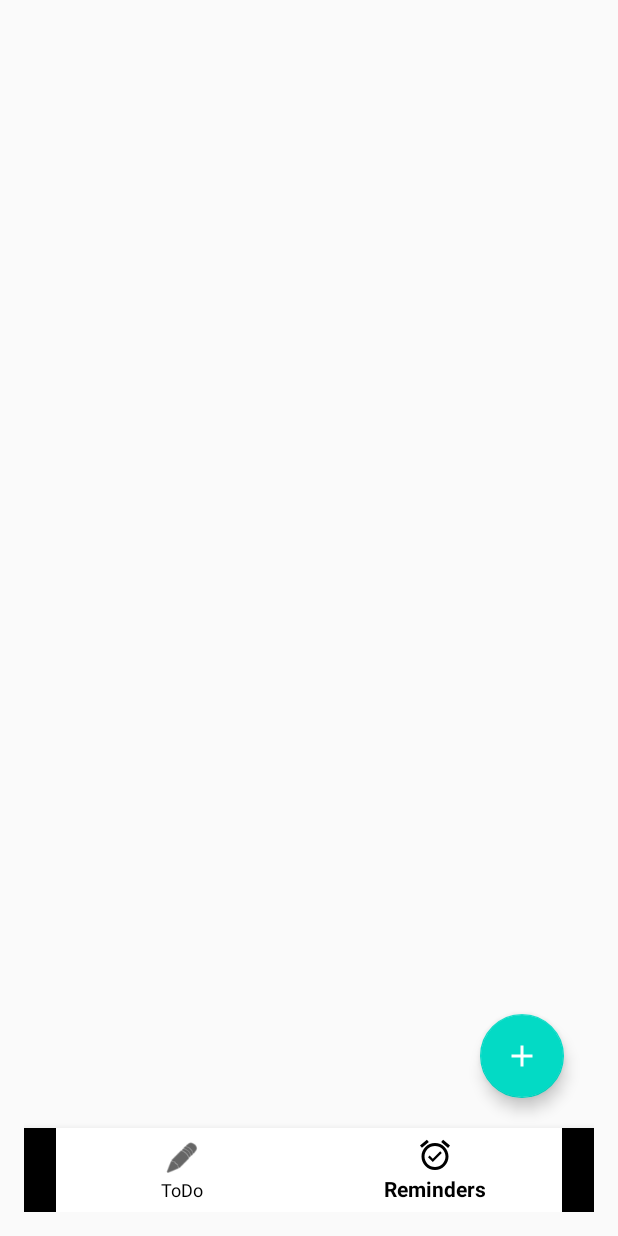
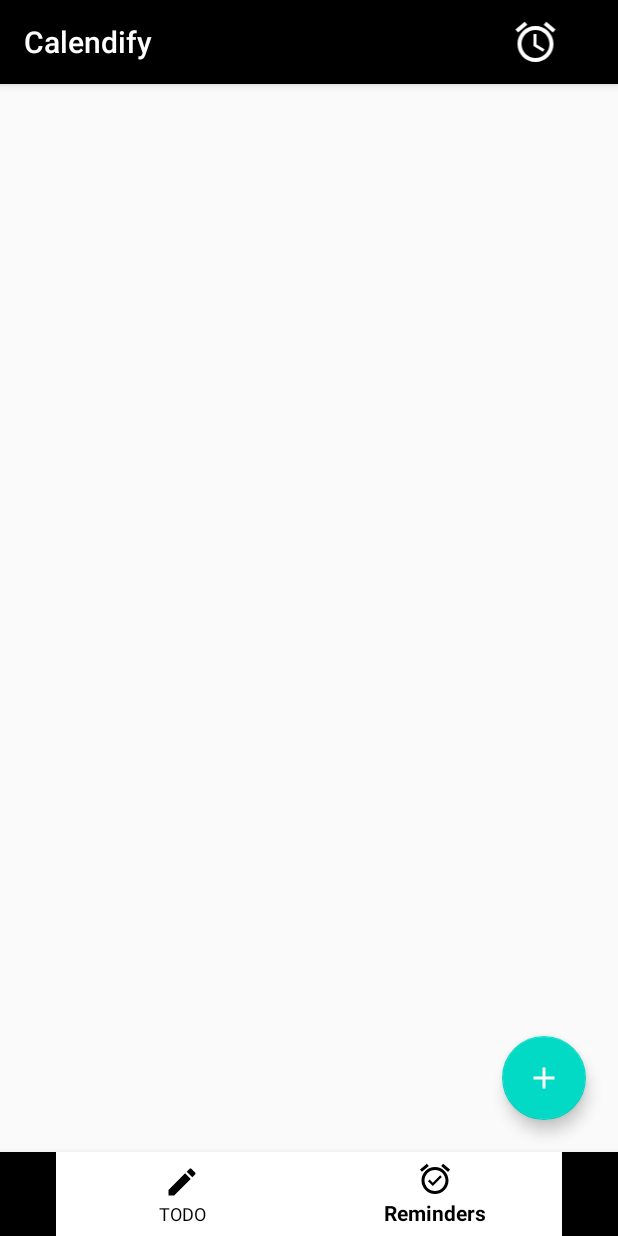
Before and after one commit to Codepath-G27/Task-Train, an Android app: the screen it shows after launch (MainActivity), item 2 of the bottom bar chosen, on a phone screen of 412 x 824 dp. Run offline under Robolectric (Android 15) with nearby library versions, the phone set to English and light mode, and no system bars; our stand-ins replace Room's generated code.

Commit message:
Fixed the Issues

```diff
--- a/app/src/main/java/com/eliasfang/calendify/ReminderFragment.java
+++ b/app/src/main/java/com/eliasfang/calendify/ReminderFragment.java
@@ -14,6 +14,7 @@ import androidx.recyclerview.widget.ItemTouchHelper;
 import androidx.recyclerview.widget.RecyclerView;
 
 import com.eliasfang.calendify.Adapter.EventAdapter;
+import com.eliasfang.calendify.alarmSetup.CreateReminderActivity;
 import com.eliasfang.calendify.Database.DatabaseClass;
 import com.eliasfang.calendify.Database.EntityClass;
 import com.google.android.material.floatingactionbutton.FloatingActionButton;
--- a/app/src/main/java/com/eliasfang/calendify/Alarm.java
+++ b/app/src/main/java/com/eliasfang/calendify/alarmSetup/Alarm.java
@@ -1,4 +1,4 @@
-package com.eliasfang.calendify;
+package com.eliasfang.calendify.alarmSetup;
 
 import android.app.Notification;
 import android.app.NotificationChannel;
@@ -12,6 +12,8 @@ import android.os.Bundle;
 import android.widget.RemoteViews;
 
 import androidx.core.app.NotificationCompat;
+
+import com.eliasfang.calendify.R;
 
 public class Alarm extends BroadcastReceiver {
     @Override
--- a/app/src/main/java/com/eliasfang/calendify/CreateReminderActivity.java
+++ b/app/src/main/java/com/eliasfang/calendify/alarmSetup/CreateReminderActivity.java
@@ -1,4 +1,4 @@
-package com.eliasfang.calendify;
+package com.eliasfang.calendify.alarmSetup;
 
 import android.app.AlarmManager;
 import android.app.DatePickerDialog;
@@ -21,6 +21,7 @@ import androidx.appcompat.app.AppCompatActivity;
 
 import com.eliasfang.calendify.Database.DatabaseClass;
 import com.eliasfang.calendify.Database.EntityClass;
+import com.eliasfang.calendify.R;
 
 import java.text.DateFormat;
 import java.text.ParseException;
--- a/app/src/main/java/com/eliasfang/calendify/ItemAdapter.java
+++ b/app/src/main/java/com/eliasfang/calendify/alarmSetup/ItemAdapter.java
@@ -1,4 +1,4 @@
-package com.eliasfang.calendify;
+package com.eliasfang.calendify.alarmSetup;
 
 import android.view.LayoutInflater;
 import android.view.View;
--- a/app/src/main/java/com/eliasfang/calendify/NotificationMessage.java
+++ b/app/src/main/java/com/eliasfang/calendify/alarmSetup/NotificationMessage.java
@@ -1,9 +1,11 @@
-package com.eliasfang.calendify;
+package com.eliasfang.calendify.alarmSetup;
 
 import android.os.Bundle;
 import android.widget.TextView;
 
 import androidx.appcompat.app.AppCompatActivity;
+
+import com.eliasfang.calendify.R;
 
 public class NotificationMessage extends AppCompatActivity {
     TextView textView;
--- a/app/src/main/java/com/eliasfang/calendify/Reciever.java
+++ b/app/src/main/java/com/eliasfang/calendify/alarmSetup/Reciever.java
@@ -1,8 +1,10 @@
-package com.eliasfang.calendify;
+package com.eliasfang.calendify.alarmSetup;
 
 import android.content.BroadcastReceiver;
 import android.content.Context;
 import android.content.Intent;
+
+import com.eliasfang.calendify.MainActivity;
 
 public class Reciever extends BroadcastReceiver {
     @Override
--- /dev/null
+++ b/app/src/main/res/drawable/ic_baseline_edit_24.xml
@@ -0,0 +1,10 @@
+<vector xmlns:android="http://schemas.android.com/apk/res/android"
+    android:width="24dp"
+    android:height="24dp"
+    android:viewportWidth="24"
+    android:viewportHeight="24"
+    android:tint="?attr/colorControlNormal">
+  <path
+      android:fillColor="@android:color/white"
+      android:pathData="M3,17.25V21h3.75L17.81,9.94l-3.75,-3.75L3,17.25zM20.71,7.04c0.39,-0.39 0.39,-1.02 0,-1.41l-2.34,-2.34c-0.39,-0.39 -1.02,-0.39 -1.41,0l-1.83,1.83 3.75,3.75 1.83,-1.83z"/>
+</vector>
--- a/app/src/main/res/layout/activity_create_reminder.xml
+++ b/app/src/main/res/layout/activity_create_reminder.xml
@@ -4,7 +4,7 @@
     android:layout_width="match_parent"
     android:layout_height="match_parent"
     android:orientation="vertical"
-    tools:context=".CreateReminderActivity">
+    tools:context=".alarmSetup.CreateReminderActivity">
 
 
     <RelativeLayout
--- a/app/src/main/res/layout/activity_main.xml
+++ b/app/src/main/res/layout/activity_main.xml
@@ -4,7 +4,7 @@
     xmlns:app="http://schemas.android.com/apk/res-auto"
     xmlns:tools="http://schemas.android.com/tools"
     android:orientation="vertical"
-    android:layout_margin="16dp"
+    android:layout_margin="0dp"
     android:layout_width="match_parent"
     android:layout_height="match_parent"
     tools:context=".MainActivity">
--- a/app/src/main/res/layout/activity_notification_message.xml
+++ b/app/src/main/res/layout/activity_notification_message.xml
@@ -4,7 +4,7 @@
     android:layout_width="match_parent"
     android:layout_height="match_parent"
     android:orientation="vertical"
-    tools:context=".NotificationMessage">
+    tools:context=".alarmSetup.NotificationMessage">
 
 
     <TextView
--- a/app/src/main/res/layout/fragment_reminder.xml
+++ b/app/src/main/res/layout/fragment_reminder.xml
@@ -1,5 +1,5 @@
 <?xml version="1.0" encoding="utf-8"?>
-<RelativeLayout xmlns:android="http://schemas.android.com/apk/res/android"
+<LinearLayout xmlns:android="http://schemas.android.com/apk/res/android"
     xmlns:tools="http://schemas.android.com/tools"
     android:layout_width="match_parent"
     android:layout_height="match_parent"
@@ -7,28 +7,74 @@
     xmlns:app="http://schemas.android.com/apk/res-auto"
     tools:context=".MainActivity">
 
-    <androidx.recyclerview.widget.RecyclerView
-        android:id="@+id/reminder_recyclerview"
+    <com.google.android.material.appbar.AppBarLayout
         android:layout_width="match_parent"
-        android:layout_height="555dp"
-        android:layout_above="@+id/btn_createEvent"
-        android:layout_alignParentTop="true"
-        android:layout_marginTop="10dp"
-        android:layout_marginBottom="10dp"
-        app:reverseLayout="true"
-        app:layoutManager="androidx.recyclerview.widget.LinearLayoutManager" />
+        android:layout_height="wrap_content"
+        android:id="@+id/layout"
+        >
 
-    <com.google.android.material.floatingactionbutton.FloatingActionButton
-        android:id="@+id/btn_createEvent"
-        android:layout_width="wrap_content"
-        android:layout_height="wrap_content"
-        android:layout_alignParentEnd="true"
-        android:layout_alignParentBottom="true"
-        android:layout_gravity="end|bottom"
-        android:layout_marginEnd="20dp"
-        android:layout_marginBottom="20dp"
-        app:backgroundTint="@color/colorAccent"
-        app:srcCompat="@drawable/ic_add"
-        app:tint="@color/white" />
+        <androidx.constraintlayout.widget.ConstraintLayout
+            android:layout_width="match_parent"
+            android:layout_height="match_parent">
 
-</RelativeLayout>
+            <androidx.appcompat.widget.Toolbar
+                android:id="@+id/my_toolbar2"
+                android:layout_width="match_parent"
+                android:layout_height="wrap_content"
+                android:background="@color/black"
+                app:layout_constraintBottom_toBottomOf="parent"
+                app:layout_constraintEnd_toEndOf="parent"
+                app:layout_constraintHorizontal_bias="0.0"
+                app:layout_constraintStart_toStartOf="parent"
+                app:layout_constraintTop_toTopOf="parent"
+                app:title="Calendify"
+                app:titleTextColor="@color/white" />
+
+            <ImageView
+                android:id="@+id/imageView4"
+                android:layout_width="110dp"
+                android:layout_height="32dp"
+                app:layout_constraintBottom_toBottomOf="parent"
+                app:layout_constraintEnd_toEndOf="parent"
+                app:layout_constraintTop_toTopOf="parent"
+                app:srcCompat="@drawable/ic_baseline_access_alarm_24"
+                app:tint="@color/white" />
+        </androidx.constraintlayout.widget.ConstraintLayout>
+
+    </com.google.android.material.appbar.AppBarLayout>
+
+    <androidx.constraintlayout.widget.ConstraintLayout
+        android:layout_width="match_parent"
+        android:padding="5dp"
+        android:layout_height="match_parent">
+
+        <com.google.android.material.floatingactionbutton.FloatingActionButton
+            android:id="@+id/btn_createEvent"
+            android:layout_width="wrap_content"
+            android:layout_height="wrap_content"
+            android:layout_marginEnd="16dp"
+            android:layout_marginBottom="16dp"
+            android:clickable="true"
+            app:tint="@color/white"
+            app:layout_constraintBottom_toBottomOf="parent"
+            app:layout_constraintEnd_toEndOf="parent"
+            app:srcCompat="@drawable/ic_add" />
+
+        <androidx.recyclerview.widget.RecyclerView
+            android:id="@+id/reminder_recyclerview"
+            android:layout_width="match_parent"
+            android:layout_height="550dp"
+            android:layout_alignParentBottom="true"
+            app:layoutManager="androidx.recyclerview.widget.LinearLayoutManager"
+            app:layout_constraintBottom_toBottomOf="parent"
+            app:layout_constraintEnd_toEndOf="parent"
+            app:layout_constraintStart_toStartOf="parent"
+            app:layout_constraintTop_toTopOf="parent"
+            app:reverseLayout="true">
+
+        </androidx.recyclerview.widget.RecyclerView>
+    </androidx.constraintlayout.widget.ConstraintLayout>
+
+
+
+</LinearLayout>
--- a/app/src/main/res/menu/menu_bottom_navigation.xml
+++ b/app/src/main/res/menu/menu_bottom_navigation.xml
@@ -3,14 +3,18 @@
     android:background="@color/white"
     xmlns:android="http://schemas.android.com/apk/res/android">
 
+
     <item
         android:id="@+id/action_todo"
-        android:icon="@android:drawable/ic_menu_edit"
-        android:title="ToDo"
+        android:icon="@drawable/ic_baseline_edit_24"
+        android:title="TODO"
         app:showAsAction="always" />
+
+
     <item
         android:id="@+id/action_reminder"
         android:icon="@drawable/ic_baseline_alarm_on_24"
         android:title="Reminders"
         app:showAsAction="always" />
+
 </menu>
--- a/app/src/main/res/values/colors.xml
+++ b/app/src/main/res/values/colors.xml
@@ -1,12 +1,13 @@
 <?xml version="1.0" encoding="utf-8"?>
 <resources>
     <color name="colorPrimary">#6200EE</color>
-    <color name="colorPrimaryDark">#3700B3</color>
+    <color name="colorPrimaryDark">#000000</color>
     <color name="colorAccent">#03DAC5</color>
     <color name="black">#000000</color>
     <color name="white">#FFFFFF</color>
     <color name="blue">#1973E8</color>
-    <color name="red">#FF0000</color>
+    <color name="blue_light">#D2E3FC</color>
+    <color name="red">#FF5722</color>
     <color name="green">#8BC34A</color>
     <color name="gray">#D3D3D3</color>
     <color name="dark_gray">#A9A9A9</color>
```
Also changed, not shown: app/src/main/AndroidManifest.xml (+4 -4 lines), app/src/main/res/layout/fragment_to_do.xml (+49 -16 lines).
